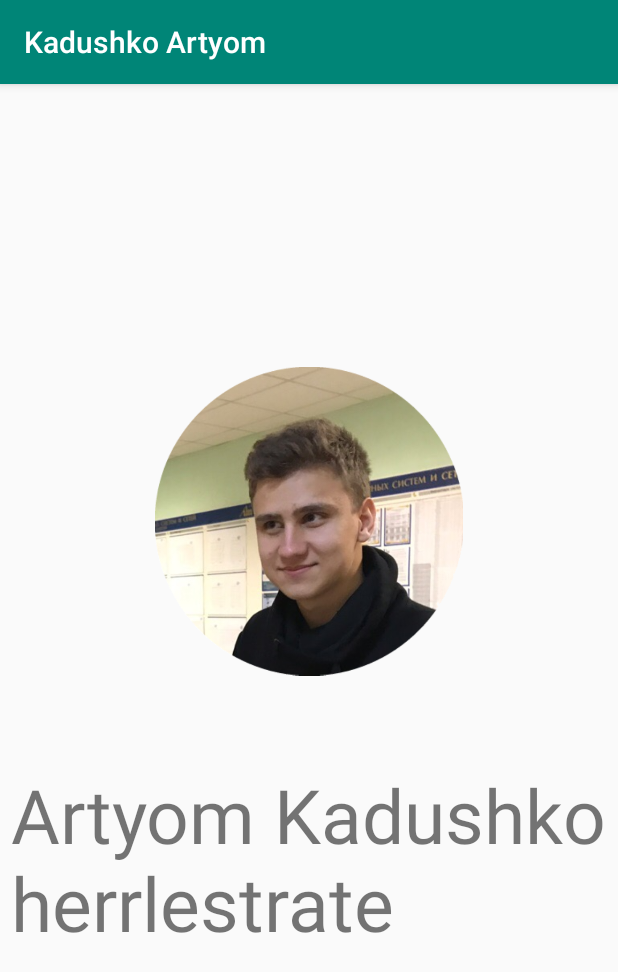
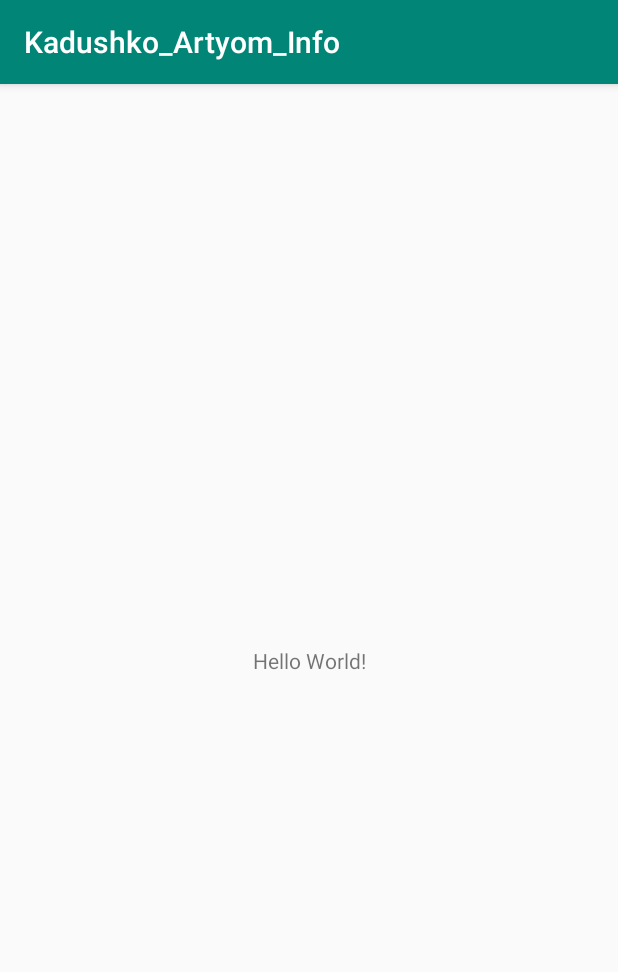
Before and after one commit to HerrLeStrate/YandexFirstTask, an Android app: the screen it shows after launch (MainActivity), on a phone screen of 412 x 824 dp. Shown: the top 972 px of the screen. Run offline under Robolectric (Android 15) with nearby library versions, the phone set to English and light mode, and no system bars; libraries missing offline, so code that uses them is left out: com.crashlytics.android, com.microsoft.appcenter, io.fabric.sdk; 2 statements that could not run were skipped.

Commit message:
Clean repository

```diff
--- a/app/build.gradle
+++ b/app/build.gradle
@@ -35,7 +35,7 @@
     }
     compileSdkVersion 28
     defaultConfig {
-        applicationId "me.herrlestrate.herrlestrateapplication"
+        applicationId "me.herrlestrate.kadushko_artyom_info"
         minSdkVersion 22
         targetSdkVersion 28
         versionCode 2
--- a/app/src/main/AndroidManifest.xml
+++ b/app/src/main/AndroidManifest.xml
@@ -1,6 +1,6 @@
 <?xml version="1.0" encoding="utf-8"?>
 <manifest xmlns:android="http://schemas.android.com/apk/res/android"
-    package="me.herrlestrate.herrlestrateapplication">
+    package="me.herrlestrate.kadushko_artyom_info">
 
     <application
         android:allowBackup="true"
@@ -22,4 +22,5 @@
             />
     </application>
     <uses-permission android:name="android.permission.INTERNET" />
+
 </manifest>
--- a/app/src/main/java/me/herrlestrate/herrlestrateapplication/MainActivity.java
+++ /dev/null
@@ -1,68 +0,0 @@
-package me.herrlestrate.herrlestrateapplication;
-
-import android.support.v7.app.AppCompatActivity;
-import android.os.Bundle;
-import android.util.DisplayMetrics;
-import android.util.TypedValue;
-import android.view.Gravity;
-import com.crashlytics.android.Crashlytics;
-import io.fabric.sdk.android.Fabric;
-import android.view.ViewGroup;
-import android.widget.ImageView;
-import android.widget.LinearLayout;
-import android.widget.RelativeLayout;
-import android.widget.TextView;
-import com.microsoft.appcenter.AppCenter;
-import com.microsoft.appcenter.analytics.Analytics;
-import com.microsoft.appcenter.crashes.Crashes;
-
-public class MainActivity extends AppCompatActivity {
-
-    @Override
-    protected void onCreate(Bundle savedInstanceState) {
-        super.onCreate(savedInstanceState);
-        Fabric.with(this, new Crashlytics());
-        AppCenter.start(getApplication(), "7adff281-c7b5-4c1a-918e-f370ded917af", Analytics.class, Crashes.class);
-        //setContentView(R.layout.activity_main);
-
-        ImageView imageView = new ImageView(this);
-        imageView.setLayoutParams(
-                new RelativeLayout.LayoutParams(
-                        ViewGroup.LayoutParams.WRAP_CONTENT,
-                        ViewGroup.LayoutParams.WRAP_CONTENT
-                )
-        );
-        imageView.setAdjustViewBounds(true);
-        imageView.setScaleType(ImageView.ScaleType.CENTER_INSIDE);
-        DisplayMetrics displayMetrics = new DisplayMetrics();
-        getWindowManager().getDefaultDisplay().getMetrics(displayMetrics);
-        int height = displayMetrics.heightPixels;
-        int width = displayMetrics.widthPixels;
-        int RoundSize = Math.min(height/2,width/2);
-        imageView.setMaxHeight(RoundSize);
-        imageView.setMaxWidth(RoundSize);
-        imageView.setImageResource(R.drawable.ava_circle);
-
-        TextView textViewName = new TextView(this);
-        textViewName.setLayoutParams(
-                new RelativeLayout.LayoutParams(
-                        ViewGroup.LayoutParams.WRAP_CONTENT,
-                        ViewGroup.LayoutParams.WRAP_CONTENT
-                )
-        );
-        textViewName.setText("\nArtyom Kadushko\nherrlestrate");
-        textViewName.setTextSize(TypedValue.COMPLEX_UNIT_DIP,50);
-
-
-        LinearLayout ll = new LinearLayout(this);
-        ll.setOrientation(LinearLayout.VERTICAL);
-        ll.setLayoutParams(new LinearLayout.LayoutParams(LinearLayout.LayoutParams.FILL_PARENT, LinearLayout.LayoutParams.FILL_PARENT));
-        ll.setGravity(Gravity.CENTER_VERTICAL | Gravity.CENTER_HORIZONTAL);
-        ll.addView(imageView);
-        ll.addView(textViewName);
-        setContentView(ll);
-    }
-
-
-
-}
--- /dev/null
+++ b/app/src/main/java/me/herrlestrate/kadushko_artyom_info/MainActivity.java
@@ -0,0 +1,22 @@
+package me.herrlestrate.kadushko_artyom_info;
+
+import android.support.v7.app.AppCompatActivity;
+import android.os.Bundle;
+
+import com.crashlytics.android.Crashlytics;
+import com.microsoft.appcenter.AppCenter;
+import com.microsoft.appcenter.analytics.Analytics;
+import com.microsoft.appcenter.crashes.Crashes;
+
+import io.fabric.sdk.android.Fabric;
+
+public class MainActivity extends AppCompatActivity {
+
+    @Override
+    protected void onCreate(Bundle savedInstanceState) {
+        super.onCreate(savedInstanceState);
+        Fabric.with(this, new Crashlytics());
+        AppCenter.start(getApplication(), "7adff281-c7b5-4c1a-918e-f370ded917af", Analytics.class, Crashes.class);
+        setContentView(R.layout.activity_main);
+    }
+}
--- a/app/src/main/res/layout/activity_main.xml
+++ b/app/src/main/res/layout/activity_main.xml
@@ -1,10 +1,18 @@
 <?xml version="1.0" encoding="utf-8"?>
-<RelativeLayout xmlns:android="http://schemas.android.com/apk/res/android"
+<android.support.constraint.ConstraintLayout xmlns:android="http://schemas.android.com/apk/res/android"
+    xmlns:app="http://schemas.android.com/apk/res-auto"
     xmlns:tools="http://schemas.android.com/tools"
     android:layout_width="match_parent"
     android:layout_height="match_parent"
     tools:context=".MainActivity">
 
+    <TextView
+        android:layout_width="wrap_content"
+        android:layout_height="wrap_content"
+        android:text="Hello World!"
+        app:layout_constraintBottom_toBottomOf="parent"
+        app:layout_constraintLeft_toLeftOf="parent"
+        app:layout_constraintRight_toRightOf="parent"
+        app:layout_constraintTop_toTopOf="parent" />
 
-
-</RelativeLayout>
+</android.support.constraint.ConstraintLayout>
--- a/app/src/main/res/values/strings.xml
+++ b/app/src/main/res/values/strings.xml
@@ -1,3 +1,3 @@
 <resources>
-    <string name="app_name">Kadushko Artyom</string>
+    <string name="app_name">Kadushko_Artyom_Info</string>
 </resources>
```
Also changed, not shown: app/src/main/res/drawable-v24/ic_launcher_foreground.xml (line endings or trailing spaces), app/src/main/res/drawable/ava.jpg (deleted), app/src/main/res/drawable/ava_circle.png (deleted), app/src/main/res/drawable/ava_circle_egor.png (deleted), app/src/main/res/drawable/ic_launcher_background.xml (line endings or trailing spaces), app/src/main/res/mipmap-anydpi-v26/ic_launcher.xml (line endings or trailing spaces), app/src/main/res/mipmap-anydpi-v26/ic_launcher_round.xml (line endings or trailing spaces), app/src/main/res/values/colors.xml (line endings or trailing spaces), app/src/main/res/values/styles.xml (line endings or trailing spaces), 1264 other files.
